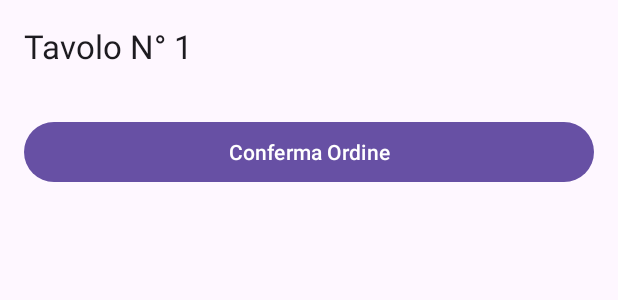
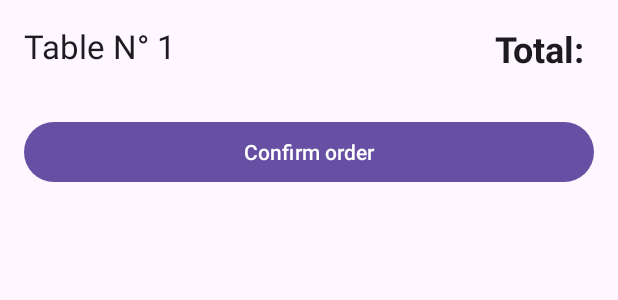
Before and after one commit to RoccoFerrari/Arrangement-manager, an Android app: the layout dialog_order_menu.xml on its own in the app's theme, with its tools: preview values and no code run, on a phone screen of 412 x 824 dp. Shown: the top 300 px of the screen. Run offline under Robolectric (Android 15) with nearby library versions, the phone set to English and light mode, and no system bars.

Commit message:
Added total price textView

```diff
--- a/Arrangementmanager/app/src/main/res/layout/dialog_order_menu.xml
+++ b/Arrangementmanager/app/src/main/res/layout/dialog_order_menu.xml
@@ -11,11 +11,23 @@
         android:id="@+id/textView_table_number"
         android:layout_width="wrap_content"
         android:layout_height="wrap_content"
-        android:text="Tavolo N°"
+        android:text="Table N°"
         android:textAppearance="@style/TextAppearance.Material3.TitleLarge"
         app:layout_constraintStart_toStartOf="parent"
         app:layout_constraintTop_toTopOf="parent"
-        tools:text="Tavolo N° 1" />
+        tools:text="Table N° 1" />
+
+    <TextView
+        android:id="@+id/textView_total_price"
+        android:layout_width="wrap_content"
+        android:layout_height="wrap_content"
+        android:text="Total: "
+        android:textAppearance="@style/TextAppearance.Material3.TitleLarge"
+        android:textSize="24sp"
+        android:textStyle="bold"
+        app:layout_constraintEnd_toEndOf="parent"
+        app:layout_constraintTop_toTopOf="@+id/textView_table_number"
+        tools:text="Total: " />
 
     <androidx.recyclerview.widget.RecyclerView
         android:id="@+id/recyclerView_menu_items"
@@ -31,7 +43,7 @@
         android:layout_width="0dp"
         android:layout_height="wrap_content"
         android:layout_marginTop="16dp"
-        android:text="Conferma Ordine"
+        android:text="Confirm order"
         app:layout_constraintEnd_toEndOf="parent"
         app:layout_constraintStart_toStartOf="parent"
         app:layout_constraintTop_toBottomOf="@+id/recyclerView_menu_items" />
--- a/Arrangementmanager/app/src/main/res/layout/item_order_menu.xml
+++ b/Arrangementmanager/app/src/main/res/layout/item_order_menu.xml
@@ -22,6 +22,8 @@
             app:layout_constraintStart_toStartOf="parent"
             app:layout_constraintTop_toTopOf="parent"
             tools:text="Nome Elemento" />
+
+        <!-- Il TextView della descrizione è ora posizionato tra il nome e il pulsante di rimozione -->
 
         <TextView
             android:id="@+id/textView_item_price"
@@ -74,5 +76,4 @@
             app:layout_constraintTop_toTopOf="parent" />
 
     </androidx.constraintlayout.widget.ConstraintLayout>
-
 </androidx.cardview.widget.CardView>
```
Also changed, not shown: Arrangementmanager/app/src/main/java/com/example/arrangement_manager/menu_order/MenuOrderDialogFragment.kt (+11 -0 lines), Arrangementmanager/app/src/main/java/com/example/arrangement_manager/menu_order/MenuOrderViewModel.kt (+17 -1 lines), 2 other files.
